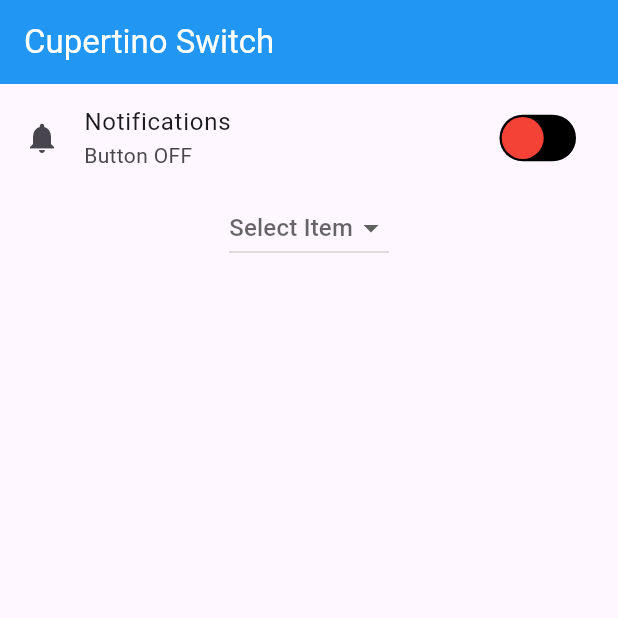
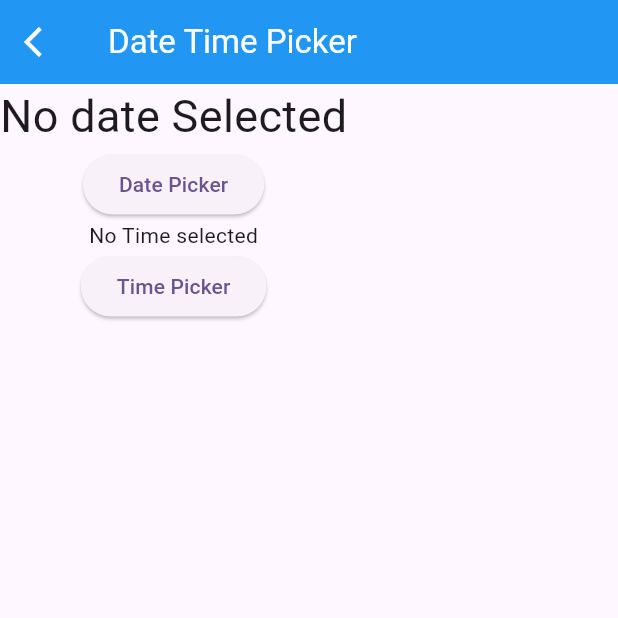
Before and after one commit to AbRehman536/Flutter_sec_10, a Flutter app: the screen it shows after launch, on a phone screen of 412 x 824 dp, the top half of it. Run offline on Flutter 3.47's test engine with Material 3 defaults, Android fonts, the phone set to English and light mode, and no system bars; our stand-ins replace curved_navigation_bar, smooth_page_indicator.

Commit message:
Date Time Picker  done

```diff
--- /dev/null
+++ b/lib/date_time_picker.dart
@@ -0,0 +1,54 @@
+import 'package:flutter/material.dart';
+import 'package:intl/intl.dart';
+
+class DateTimePickerDemo extends StatefulWidget {
+  const DateTimePickerDemo({super.key});
+
+  @override
+  State<DateTimePickerDemo> createState() => _DateTimePickerDemoState();
+}
+
+class _DateTimePickerDemoState extends State<DateTimePickerDemo> {
+  DateTime? selectedDate;
+  TimeOfDay? selectedTime;
+  @override
+  Widget build(BuildContext context) {
+    return Scaffold(
+      appBar: AppBar(
+        leading: Icon(Icons.arrow_back_ios),
+        title: Text("Date Time Picker"),
+        backgroundColor: Colors.blue,
+        foregroundColor: Colors.white,
+      ),
+      body: Column(children: [
+        Text(
+          selectedDate == null ? "No date Selected":
+          DateFormat.yMMMEd().format(selectedDate!),
+          style: TextStyle(fontSize: 30),
+        ),
+        ElevatedButton(onPressed: (){
+          showDatePicker(
+              context: context,
+              firstDate: DateTime.now(),
+              lastDate: DateTime(2100)).then((val){
+                setState(() {
+                  selectedDate = val!;
+                });
+          });
+        }, child: Text("Date Picker")),
+        Text(
+            selectedTime == null ?"No Time selected":
+            selectedTime!.format(context).toString()),
+        ElevatedButton(onPressed: (){
+          showTimePicker(
+              context: context,
+              initialTime: TimeOfDay.now()).then((val){
+                setState(() {
+                  selectedTime = val;
+                });
+          });
+        }, child: Text("Time Picker"))
+       ],),
+    );
+  }
+}
--- a/lib/main.dart
+++ b/lib/main.dart
@@ -19,6 +19,7 @@ import 'package:flutter_sec_10/single_selection.dart';
 import 'package:flutter_sec_10/tab_bar_demo.dart';
 
 import 'appbar_demo.dart';
+import 'date_time_picker.dart';
 import 'drawer_menu.dart';
 
 void main() {
@@ -52,7 +53,7 @@ class MyApp extends StatelessWidget {
         // tested with just a hot reload.
         colorScheme: ColorScheme.fromSeed(seedColor: Colors.deepPurple),
       ),
-      home: CupertinoSwitchDemo(),
+      home: DateTimePickerDemo(),
     );
   }
 }
--- a/pubspec.yaml
+++ b/pubspec.yaml
@@ -37,6 +37,7 @@ dependencies:
   smooth_page_indicator: ^1.2.1
   curved_navigation_bar: ^1.0.6
   flutter_staggered_grid_view: ^0.7.0
+  intl: ^0.20.2
 
 dev_dependencies:
   flutter_test:
```
Also changed, not shown: lib/cupertino_switch.dart (+6 -1 lines), pubspec.lock.
